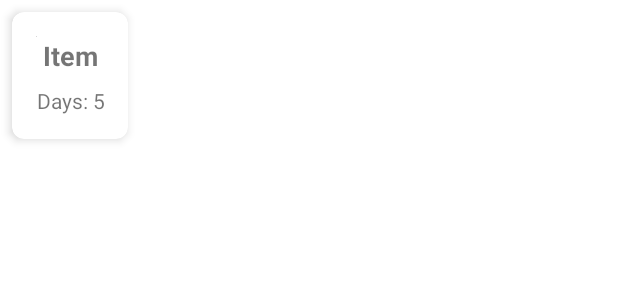
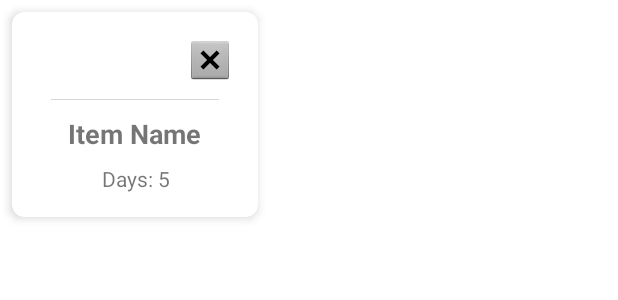
Before and after one commit to heerboi/whats-in-your-fridge, an Android app: the layout item_grid_card.xml on its own in the app's theme, with its tools: preview values and no code run, on a phone screen of 412 x 824 dp. Shown: the top 300 px of the screen. Run offline under Robolectric (Android 15) with nearby library versions, the phone set to English and light mode, and no system bars.

Commit message:
added item delete functionality

```diff
--- a/app/src/main/java/com/example/whatsinyourfridge/MainActivity.kt
+++ b/app/src/main/java/com/example/whatsinyourfridge/MainActivity.kt
@@ -16,7 +16,6 @@ import androidx.navigation.Navigation.findNavController
 import com.example.whatsinyourfridge.databinding.ActivityMainBinding
 
 class MainActivity : AppCompatActivity() {
-    // TODO: make add item into a button on the home screen
     // TODO: make deletion
     // TODO: make logic for handling near-to-expiry/expired stuff
     // TODO: color code: red: expired, yellow: about-to, green: very good
--- a/app/src/main/res/layout/item_grid_card.xml
+++ b/app/src/main/res/layout/item_grid_card.xml
@@ -10,27 +10,41 @@
 
     <LinearLayout
         android:layout_width="match_parent"
+        android:layout_height="match_parent"
+        android:layout_gravity="center"
+        android:orientation="vertical"
+        android:padding="16sp">
+
+        <ImageView
+            android:id="@+id/deleteItemButton"
+            android:layout_width="wrap_content"
             android:layout_height="wrap_content"
-        android:orientation="vertical"
-        android:padding="16sp"
-        android:layout_gravity="center">
+            android:layout_gravity="end"
+            android:layout_weight="0"
+            android:paddingBottom="10sp"
+            android:textAlignment="viewEnd"
+            app:srcCompat="@android:drawable/btn_dialog" />
 
             <ImageView
                 android:id="@+id/imageView2"
-            android:layout_width="wrap_content"
+                android:layout_width="match_parent"
                 android:layout_height="wrap_content"
+                android:layout_weight="1"
                 android:adjustViewBounds="true"
                 android:maxWidth="150dp"
                 android:maxHeight="150dp"
                 android:minWidth="150dp"
                 android:minHeight="150dp"
+                android:paddingLeft="10sp"
+                android:paddingRight="10sp"
                 android:scaleType="fitCenter"
                 tools:srcCompat="@tools:sample/avatars" />
 
         <TextView
             android:id="@+id/itemName"
-            android:layout_width="match_parent"
+            android:layout_width="131dp"
             android:layout_height="wrap_content"
+            android:paddingTop="10sp"
             android:text="Item Name"
             android:textAlignment="center"
             android:textSize="18sp"
@@ -38,7 +52,7 @@
 
         <TextView
             android:id="@+id/itemDays"
-            android:layout_width="wrap_content"
+            android:layout_width="132dp"
             android:layout_height="wrap_content"
             android:layout_marginTop="8dp"
             android:text="Days: 5"
--- a/app/src/main/res/navigation/mobile_navigation.xml
+++ b/app/src/main/res/navigation/mobile_navigation.xml
@@ -3,7 +3,7 @@
     xmlns:app="http://schemas.android.com/apk/res-auto"
     xmlns:tools="http://schemas.android.com/tools"
     android:id="@+id/mobile_navigation"
-    app:startDestination="@+id/nav_home">
+    app:startDestination="@+id/nav_gallery">
 
     <fragment
         android:id="@+id/nav_home"
@@ -25,6 +25,7 @@
     <fragment
         android:id="@+id/nav_additem"
         android:name="com.example.whatsinyourfridge.ui.additem.AdditemFragment"
-        android:label="@string/add_item" />
+        android:label="@string/add_item"
+        tools:layout="@layout/fragment_add_item"/>
 
 </navigation>
```
Also changed, not shown: app/src/main/java/com/example/whatsinyourfridge/ui/gallery/GalleryFragment.kt (+8 -2 lines), app/src/main/java/com/example/whatsinyourfridge/ui/gallery/GalleryViewModel.kt (+8 -0 lines), app/src/main/java/com/example/whatsinyourfridge/ui/gallery/ItemGridAdapter.kt (+6 -1 lines). Lines whose indentation alone changed are shown as unchanged.
